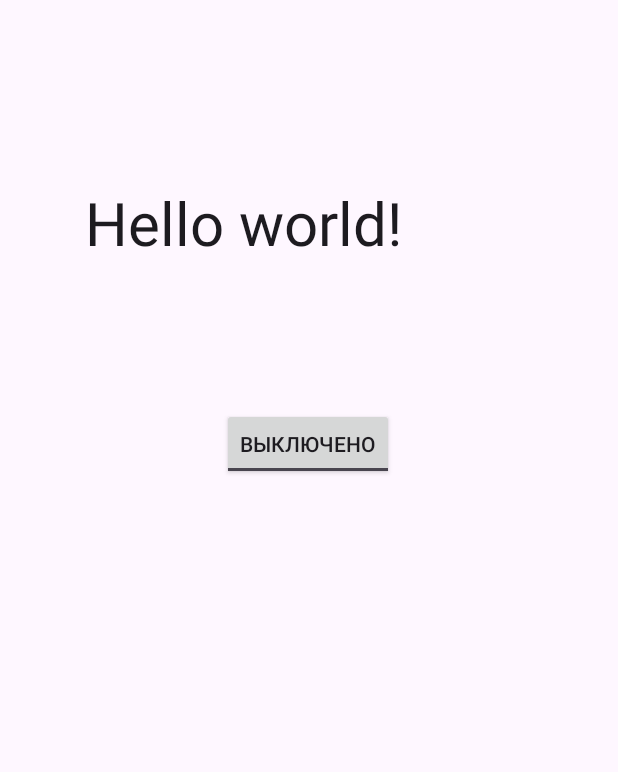
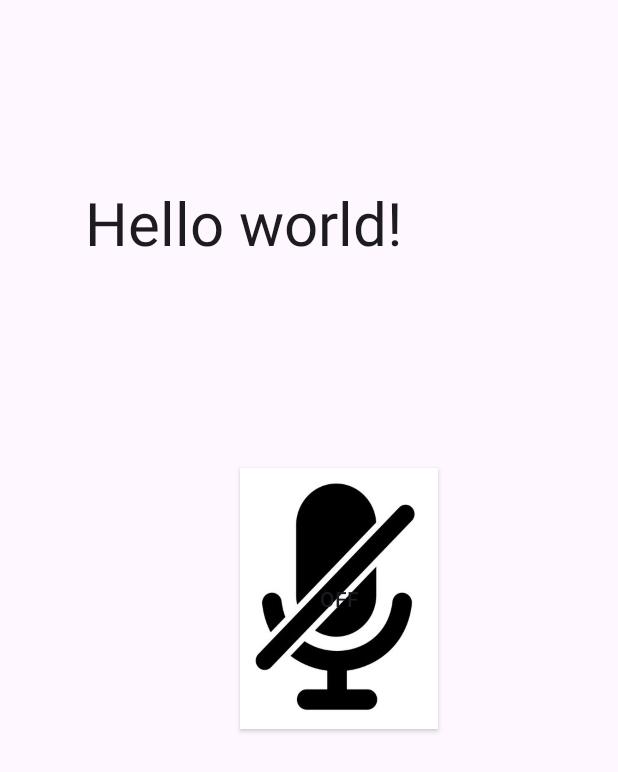
Before and after one commit to Helegven/CaptainD_for_Test, an Android app: the screen it shows after launch (MainActivity), on a phone screen of 412 x 824 dp. Shown: the top 772 px of the screen. Run offline under Robolectric (Android 15) with nearby library versions, the phone set to English and light mode, and no system bars.

Commit message:
Кнопка одна и теперь работает, еще добавил к ней картинки - с картинками надо будет еще поиграться (не совпадают чуть-чуть размеры), еще у картинки надо убрать фоновый текст

```diff
--- /dev/null
+++ b/app/src/main/res/drawable/button_custom.xml
@@ -0,0 +1,11 @@
+<?xml version="1.0" encoding="utf-8"?>
+<selector xmlns:android="http://schemas.android.com/apk/res/android">
+    <item
+        android:state_checked="true"
+        android:drawable="@drawable/button_on"
+        />
+    <item
+        android:state_checked="false"
+        android:drawable="@drawable/button_off"
+        />
+</selector>
--- a/app/src/main/res/layout/activity_main.xml
+++ b/app/src/main/res/layout/activity_main.xml
@@ -5,6 +5,7 @@
     android:id="@+id/main"
     android:layout_width="match_parent"
     android:layout_height="match_parent"
+    android:orientation="vertical"
     tools:context=".MainActivity">
 
     <TextView
@@ -49,15 +50,14 @@
 
     <ToggleButton
         android:id="@+id/toggle"
-        android:layout_width="wrap_content"
-        android:layout_height="wrap_content"
-        android:layout_marginLeft="148dp"
-        android:layout_marginTop="272dp"
+        android:layout_width="132dp"
+        android:layout_height="174dp"
+        android:layout_marginLeft="160dp"
+        android:layout_marginTop="312dp"
+        android:background="@drawable/button_custom"
         android:onClick="onToggleClicked"
-        android:textOff="Выключено"
-        android:textOn="Включено"
         app:layout_constraintLeft_toLeftOf="parent"
-        app:layout_constraintTop_toTopOf="parent" />
+        app:layout_constraintTop_toTopOf="parent"/>
 
 
 </androidx.constraintlayout.widget.ConstraintLayout>
```
Also changed, not shown: app/src/main/java/com/example/captainb/MainActivity.java (+18 -31 lines), app/src/main/res/drawable/button_off.jpg (added), app/src/main/res/drawable/button_on.jpg (added).
